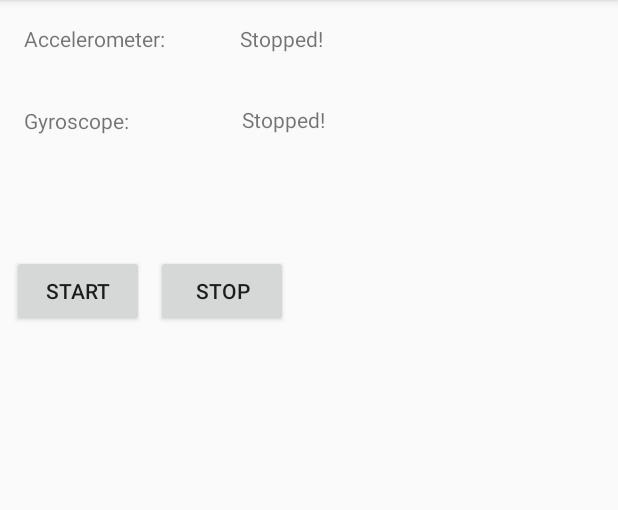
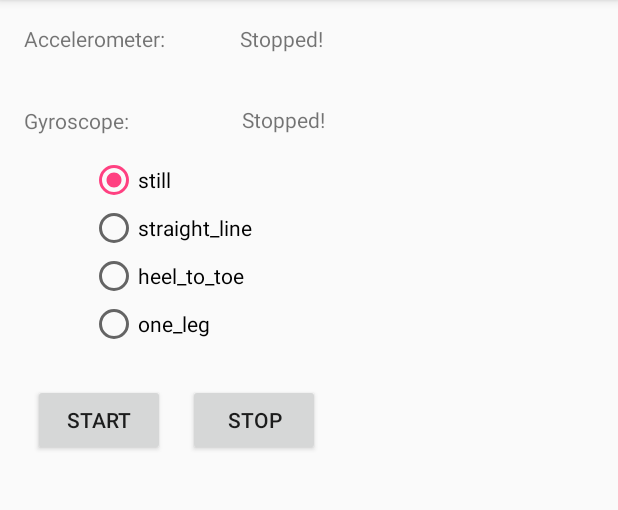
Before and after one commit to jmassarani/BlackoutAlert, an Android app: the screen it shows after launch (MainActivity), after a tap on "START", on a phone screen of 412 x 824 dp, the part 84-594 px from its top. Run offline under Robolectric (Android 15) with nearby library versions, the phone set to English and light mode, and no system bars.

Commit message:
radio buttons

```diff
--- a/app/src/main/java/com/example/fmohe/blackoutalertapp/MainActivity.java
+++ b/app/src/main/java/com/example/fmohe/blackoutalertapp/MainActivity.java
@@ -10,12 +10,12 @@ import android.support.v7.app.AppCompatActivity;
 import android.os.Bundle;
 import android.view.View;
 import android.widget.Button;
+import android.widget.RadioButton;
+import android.widget.RadioGroup;
 import android.widget.TextView;
 
 import java.io.File;
-import java.io.FileNotFoundException;
 import java.io.FileOutputStream;
-import java.io.IOException;
 import java.math.BigDecimal;
 import java.math.RoundingMode;
 import java.util.Calendar;
@@ -41,12 +41,12 @@ public class MainActivity extends AppCompatActivity implements SensorEventListen
     //Buttons
     private Button startButton;
     private Button stopButton;
-    private View.OnClickListener listener;
 
     //Writing to files
     private String dir = Environment.getExternalStorageDirectory().toString() + "/BlackoutAlertData/";
     private File currDataFile;
     private FileOutputStream fileOutputStream;
+    private RadioGroup radioGroup;
 
     //Rounds to number of places
     public double round(double value, int places) {
@@ -67,6 +67,13 @@ public class MainActivity extends AppCompatActivity implements SensorEventListen
                 //Create file
                 String name = Calendar.getInstance().getTime().toString();
                 name = name.replaceAll(" ", "_").toLowerCase();
+
+                //Get file name input
+                int selectedId = radioGroup.getCheckedRadioButtonId();
+                RadioButton curr = (RadioButton) findViewById(selectedId);
+                String text = curr.getText().toString();
+                name = name + "_" + text;
+
                 currDataFile = new File(dir, name + ".txt");
                 try {
                     fileOutputStream = new FileOutputStream(currDataFile);
@@ -104,6 +111,7 @@ public class MainActivity extends AppCompatActivity implements SensorEventListen
         gyroData = (TextView) findViewById(R.id.gyroData);
         startButton = (Button) findViewById(R.id.startButton);
         stopButton = (Button) findViewById(R.id.stopButton);
+        radioGroup = (RadioGroup) findViewById(R.id.radioButtons);
 
         //Button listeners
         startButton.setOnClickListener(this);
--- a/app/src/main/res/layout/activity_main.xml
+++ b/app/src/main/res/layout/activity_main.xml
@@ -46,23 +46,65 @@
         app:layout_constraintStart_toEndOf="@+id/gyroTag"
         app:layout_constraintTop_toTopOf="parent" />
 
+    <RadioGroup
+        android:id="@+id/radioButtons"
+        android:layout_width="wrap_content"
+        android:layout_height="wrap_content"
+        android:layout_marginBottom="24dp"
+        android:layout_marginEnd="230dp"
+        android:layout_marginStart="45dp"
+        android:layout_marginTop="14dp"
+        app:layout_constraintBottom_toTopOf="@+id/startButton"
+        app:layout_constraintEnd_toEndOf="parent"
+        app:layout_constraintStart_toStartOf="parent"
+        app:layout_constraintTop_toBottomOf="@+id/gyroTag">
+
+        <RadioButton
+            android:id="@+id/still"
+            android:layout_width="wrap_content"
+            android:layout_height="wrap_content"
+            android:checked="true"
+            android:text="still" />
+
+        <RadioButton
+            android:id="@+id/straight_line"
+            android:layout_width="wrap_content"
+            android:layout_height="wrap_content"
+            android:text="straight_line" />
+
+        <RadioButton
+            android:id="@+id/heel_to_toe"
+            android:layout_width="wrap_content"
+            android:layout_height="wrap_content"
+            android:text="heel_to_toe" />
+
+        <RadioButton
+            android:id="@+id/one_leg"
+            android:layout_width="wrap_content"
+            android:layout_height="wrap_content"
+            android:text="one_leg" />
+    </RadioGroup>
+
     <Button
         android:id="@+id/startButton"
         android:layout_width="wrap_content"
         android:layout_height="wrap_content"
-        android:layout_marginStart="8dp"
-        android:layout_marginTop="170dp"
+        android:layout_marginStart="7dp"
+        android:layout_marginTop="24dp"
         android:text="Start"
+        app:layout_constraintEnd_toStartOf="@+id/stopButton"
         app:layout_constraintStart_toStartOf="parent"
-        app:layout_constraintTop_toTopOf="parent" />
+        app:layout_constraintTop_toBottomOf="@+id/radioButtons" />
 
     <Button
         android:id="@+id/stopButton"
         android:layout_width="wrap_content"
         android:layout_height="wrap_content"
-        android:layout_marginStart="8dp"
-        android:layout_marginTop="170dp"
+        android:layout_marginEnd="184dp"
+        android:layout_marginTop="24dp"
         android:text="Stop"
+        app:layout_constraintEnd_toEndOf="parent"
         app:layout_constraintStart_toEndOf="@+id/startButton"
-        app:layout_constraintTop_toTopOf="parent" />
+        app:layout_constraintTop_toBottomOf="@+id/radioButtons" />
+
 </android.support.constraint.ConstraintLayout>
```
